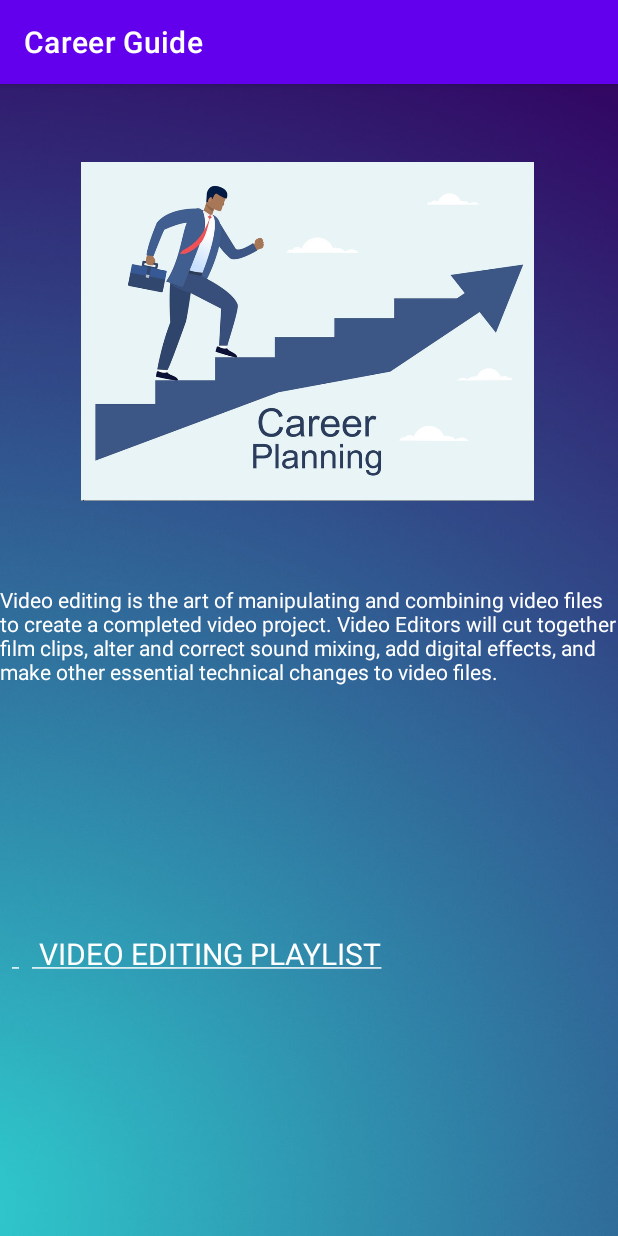
After one commit to chamvamshi/career_Guide, an Android app: the VideoActivity screen opened directly, with no data from a screen before it, on a phone screen of 412 x 824 dp. The commit adds this screen. Run offline under Robolectric (Android 15) with nearby library versions, the phone set to English and light mode, and no system bars.

Commit message:
changes added

```diff
--- a/app/build.gradle
+++ b/app/build.gradle
@@ -37,4 +37,5 @@ dependencies {
     androidTestImplementation 'androidx.test.espresso:espresso-core:3.5.1'
     implementation 'androidx.viewpager2:viewpager2:1.0.0'
     implementation 'com.makeramen:roundedimageview:2.3.0'
+    implementation 'androidx.constraintlayout:constraintlayout:1.1.3'
 }
--- /dev/null
+++ b/app/src/main/java/com/example/careerguide/VideoActivity.java
@@ -0,0 +1,25 @@
+package com.example.careerguide;
+
+import androidx.appcompat.app.AppCompatActivity;
+
+import android.graphics.Color;
+import android.os.Bundle;
+import android.text.method.LinkMovementMethod;
+import android.widget.TextView;
+
+public class VideoActivity extends AppCompatActivity {
+
+    @Override
+    protected void onCreate(Bundle savedInstanceState) {
+        super.onCreate(savedInstanceState);
+        setContentView(R.layout.activity_video);
+
+        setupHyperLink101();
+    }
+
+    private void setupHyperLink101() {
+        TextView linkText = findViewById(R.id.videoedit);
+        linkText.setMovementMethod(LinkMovementMethod.getInstance());
+        linkText.setLinkTextColor(Color.WHITE);
+    }
+}
--- a/app/src/main/java/com/example/careerguide/splashActivity.java
+++ b/app/src/main/java/com/example/careerguide/splashActivity.java
@@ -25,7 +25,7 @@ public class splashActivity extends AppCompatActivity {
                     e.printStackTrace();
                 }
                 finally {
-                    Intent intent = new Intent(splashActivity.this , MainActivity.class);
+                    Intent intent = new Intent(splashActivity.this ,Firstmainactivity.class);
                     startActivity(intent);
                     finish();
 
--- /dev/null
+++ b/app/src/main/res/layout/activity_video.xml
@@ -0,0 +1,54 @@
+<?xml version="1.0" encoding="utf-8"?>
+<androidx.constraintlayout.widget.ConstraintLayout xmlns:android="http://schemas.android.com/apk/res/android"
+    xmlns:app="http://schemas.android.com/apk/res-auto"
+    xmlns:tools="http://schemas.android.com/tools"
+    android:layout_width="match_parent"
+    android:layout_height="match_parent"
+    android:background="@drawable/mainpage"
+    tools:context=".VideoActivity">
+
+    <ImageView
+        android:id="@+id/imageView2"
+        android:layout_width="410dp"
+        android:layout_height="226dp"
+        android:layout_marginTop="52dp"
+        app:layout_constraintEnd_toEndOf="parent"
+        app:layout_constraintHorizontal_bias="0.0"
+        app:layout_constraintStart_toStartOf="parent"
+        app:layout_constraintTop_toTopOf="parent"
+        app:srcCompat="@drawable/career" />
+
+    <ScrollView
+        android:id="@+id/scrollView3"
+        android:layout_width="match_parent"
+        android:layout_height="150dp"
+        android:layout_marginTop="56dp"
+        app:layout_constraintEnd_toEndOf="parent"
+        app:layout_constraintHorizontal_bias="0.0"
+        app:layout_constraintStart_toStartOf="parent"
+        app:layout_constraintTop_toBottomOf="@+id/imageView2">
+
+        <TextView
+            android:layout_width="wrap_content"
+            android:layout_height="150dp"
+            android:text="Video editing is the art of manipulating and combining video files to create a completed video project. Video Editors will cut together film clips, alter and correct sound mixing, add digital effects, and
+      make other essential technical changes to video files."
+            android:textColor="@color/white" />
+
+
+    </ScrollView>
+
+    <TextView
+        android:id="@+id/videoedit"
+        android:layout_width="match_parent"
+        android:layout_height="wrap_content"
+        android:layout_marginStart="8dp"
+        android:layout_marginBottom="116dp"
+        android:text="@string/hyperlink21"
+        android:textSize="20sp"
+        app:layout_constraintBottom_toBottomOf="parent"
+        app:layout_constraintStart_toStartOf="parent"
+        app:layout_constraintTop_toBottomOf="@+id/scrollView3" />
+
+
+</androidx.constraintlayout.widget.ConstraintLayout>
--- a/app/src/main/res/values/strings.xml
+++ b/app/src/main/res/values/strings.xml
@@ -7,6 +7,8 @@
     <string name="hackathon_name">Hackathons</string>
     <string name="internship_name">Internships</string>
     <string name="open_name">Open source</string>
+    <string name="technical_sector">TECHNICAL SECTOR</string>
+    <string name="Non_technical">NON-TECHNICAL SECTOR</string>
     <string name="hyperlink1">Devfolio is a community-driven SaaS platform for all-things-hackathon. They help individuals, universities, companies, and other groups get noticed.  \n<a href="https://devfolio.co/"> \t Devfolio Link </a></string>
     <string name="hyperlink2">\n<a href="https://www.aicte-india.org/Initiatives/smart-india-hackathon"> \t smart india Link  </a></string>
     <string name="hyperlink3"> You’ve heard people talking about it, you’ve seen flyers and blog posts on it and now you want to know more! So here we go…
@@ -31,4 +33,6 @@ Google Summer of Code (GSoC) is a global, online program that brings new contrib
     <string name="hyperlink17"> \n<a href="https://youtu.be/J_YLjCTOFWE"> \t AI  ROADMAP LINK </a></string>
     <string name="hyperlink18"> \n<a href="https://youtu.be/JMUxmLyrhSk"> \t FREE AI PLAYLIST LINK </a></string>
     <string name="hyperlink19"> \n<a href="https://www.ccbp.in/"> \t  PAID NEXTWAVE COURSE</a></string>
+    <string name="hyperlink20">\n<a href="https://youtu.be/NwfcVWNnprw"> \t   AFFLIATE BEGINNERS</a></string>
+    <string name="hyperlink21">\n<a href="https://youtu.be/HWavpBHDawE"> \t   VIDEO EDITING PLAYLIST</a></string>
 </resources>
```
Also changed, not shown: app/src/main/AndroidManifest.xml (+23 -8 lines), app/src/main/java/com/example/careerguide/Firstmainactivity.java (added, +28 -0 lines), app/src/main/java/com/example/careerguide/Nontechnical.java (added, +39 -0 lines), app/src/main/java/com/example/careerguide/affilateActivity.java (added, +25 -0 lines), app/src/main/res/layout/activity_affilate.xml (added, +53 -0 lines), app/src/main/res/layout/activity_firstmainactivity.xml (added, +50 -0 lines), app/src/main/res/layout/activity_nontechnical.xml (added, +34 -0 lines).
